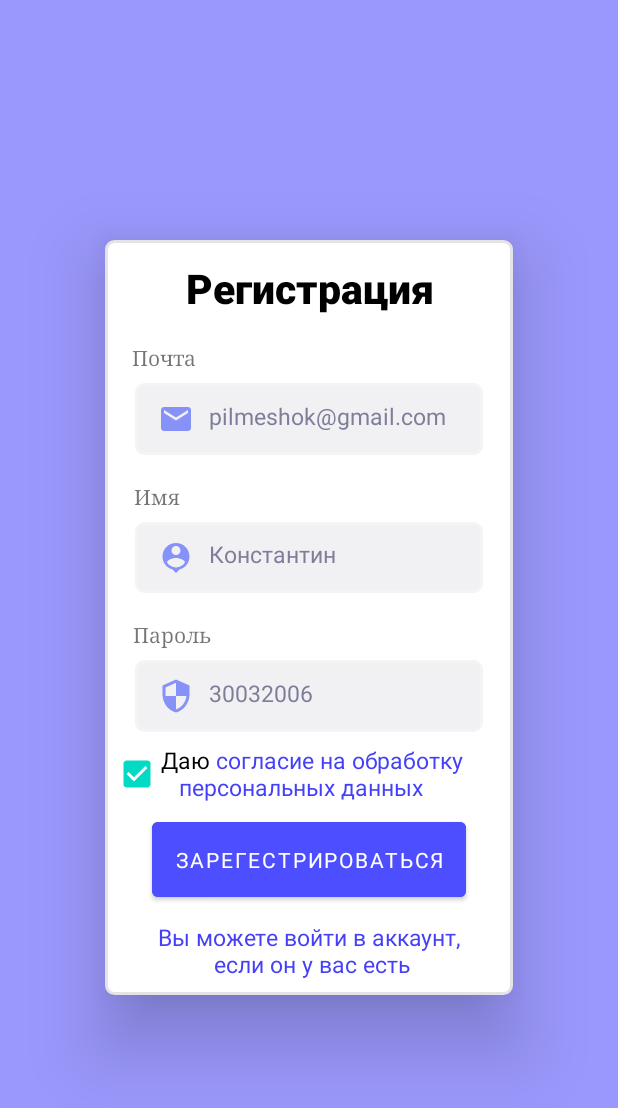
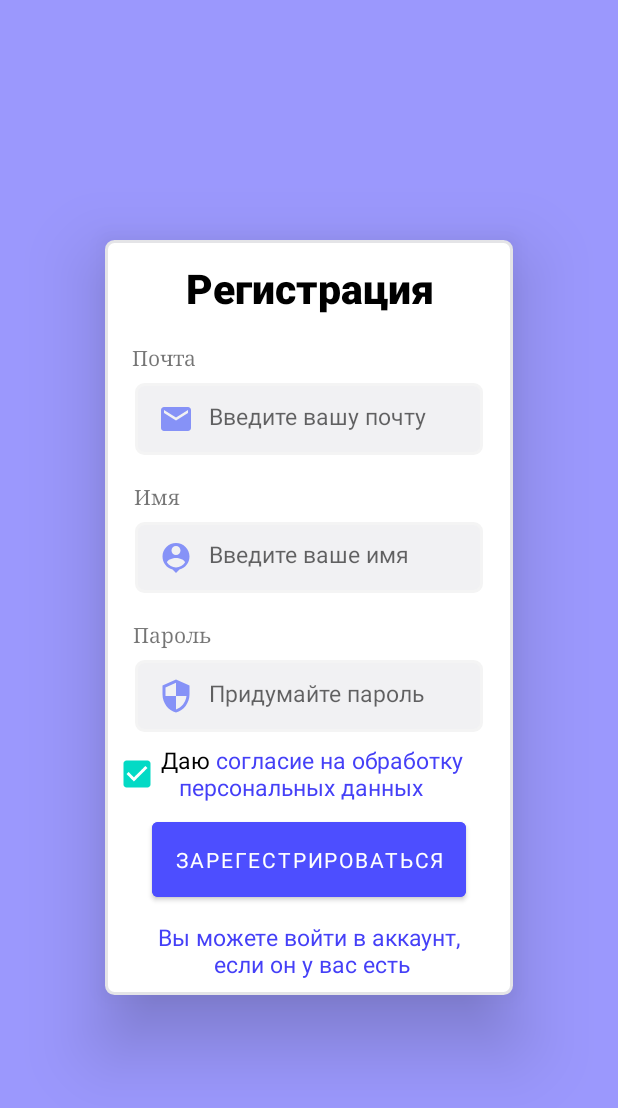
Before and after one commit to 67Konstantin/ForgetLost, an Android app: the screen it shows after launch (Registration), on a phone screen of 412 x 824 dp. Shown: the top 1108 px of the screen. Run offline under Robolectric (Android 15) with nearby library versions, the phone set to English and light mode, and no system bars; our stand-ins replace Firebase (no records; nobody signed in at launch, a user with empty details on screens opened directly); libraries missing offline, so code that uses them is left out: com.firebase.ui; 1 statement that could not run was skipped.

Commit message:
New Commit

```diff
--- a/app/src/main/java/com/example/forgetlost/List.java
+++ b/app/src/main/java/com/example/forgetlost/List.java
@@ -70,7 +70,7 @@ public class List extends AppCompatActivity {
     Spinner spinner1;
     EditText name1;
     String uid;
-    boolean x = false;
+    boolean x;
 
     @Override
     protected void onCreate(Bundle savedInstanceState) {
@@ -139,14 +139,7 @@ public class List extends AppCompatActivity {
         name1 = dialog.findViewById(R.id.nameThing);
         EditText describing1 = dialog.findViewById(R.id.describingNew), conditions1 = dialog.findViewById(R.id.conditionsThing), area1 = dialog.findViewById(R.id.actv);
         x = false;
-
-        {
-            name1.setText("Кошелёк");
-            describing1.setText("Ту должно быть описание");
-            conditions1.setText("Тут должно быть условие");
-            area1.setText("67 Смоленская область");
-            btPublishNewPost.setEnabled(false);
-        }
+        btPublishNewPost.setEnabled(false);
         TextWatcher textWatcher = new TextWatcher() {
             @Override
             public void beforeTextChanged(CharSequence charSequence, int i, int i1, int i2) {
@@ -293,7 +286,7 @@ public class List extends AppCompatActivity {
             filePath = data.getData();
             photoThing.setImageURI(filePath);
             x = true;
-            name1.setText(name1.getText().toString()+"");
+            name1.setText(name1.getText().toString() + "");
         }
     }
 
--- a/app/src/main/res/layout/activity_login.xml
+++ b/app/src/main/res/layout/activity_login.xml
@@ -56,10 +56,9 @@
             android:ems="10"
             android:drawableLeft="@drawable/ic_baseline_person_pin_24"
             android:drawablePadding="10dp"
-            android:hint="user@gmail.com"
+            android:hint="Ваша почта"
             android:inputType="textPersonName"
             android:padding="15sp"
-            android:text="pilmeshok@gmail.com"
             android:textColor="#7E7E9A"
             android:textSize="15sp"
             app:layout_constraintEnd_toEndOf="parent"
@@ -80,7 +79,6 @@
             app:layout_constraintTop_toBottomOf="@+id/editText_gmail_login" />
 
         <EditText
-            android:text="30032006"
             android:id="@+id/et_password_login"
             android:layout_width="match_parent"
             android:layout_height="48dp"
@@ -91,7 +89,7 @@
             android:ems="10"
             android:drawableLeft="@drawable/baseline_security_24"
             android:drawablePadding="10dp"
-            android:hint="Введите ваш пароль"
+            android:hint="Введите Ваш пароль"
             android:inputType="textPersonName"
             android:padding="15sp"
             android:textColor="#7E7E9A"
--- a/app/src/main/res/layout/activity_registration.xml
+++ b/app/src/main/res/layout/activity_registration.xml
@@ -46,10 +46,9 @@
             android:drawablePadding="10dp"
 
             android:ems="10"
-            android:hint="userName"
+            android:hint="Введите вашу почту"
             android:inputType="textPersonName"
             android:padding="15sp"
-            android:text="pilmeshok@gmail.com"
             android:textColor="#7E7E9A"
             android:textSize="15sp"
             app:layout_constraintEnd_toEndOf="parent"
@@ -73,8 +72,8 @@
             android:id="@+id/lineal"
             android:layout_width="match_parent"
             android:layout_height="wrap_content"
+            android:layout_marginLeft="20dp"
             android:layout_marginTop="18dp"
-            android:layout_marginLeft="20dp"
             android:layout_marginRight="20dp"
             android:orientation="vertical"
             app:layout_constraintEnd_toEndOf="parent"
@@ -105,10 +104,9 @@
             android:drawableLeft="@drawable/ic_baseline_person_pin_24"
             android:drawablePadding="10dp"
             android:ems="10"
-            android:hint="Как к Вам обращаться"
+            android:hint="Введите ваше имя"
             android:inputType="textPersonName"
             android:padding="15sp"
-            android:text="Константин"
             android:textColor="#7E7E9A"
             android:textSize="15sp"
             app:layout_constraintEnd_toEndOf="parent"
@@ -141,7 +139,6 @@
             android:hint="Придумайте пароль"
             android:inputType="textPersonName"
             android:padding="15sp"
-            android:text="30032006"
             android:textColor="#7E7E9A"
             android:textSize="15sp"
             app:layout_constraintEnd_toEndOf="parent"
@@ -155,7 +152,6 @@
             android:layout_height="44dp"
             android:layout_marginHorizontal="5dp"
             android:layout_marginTop="6dp"
-
             android:checked="true"
             android:text="Даю согласие на обработку персональных данных"
             android:textColorLink="#4540F7"
--- a/app/src/main/res/menu/bottom_menu.xml
+++ b/app/src/main/res/menu/bottom_menu.xml
@@ -4,7 +4,7 @@
 
     <item
         android:id="@+id/home"
-        android:title="Потеряшки"
+        android:title="Находки"
         android:icon="@drawable/icon_lost_things"/>
 
     <item
```
Also changed, not shown: app/src/main/res/layout/item_list.xml (+23 -8 lines).
